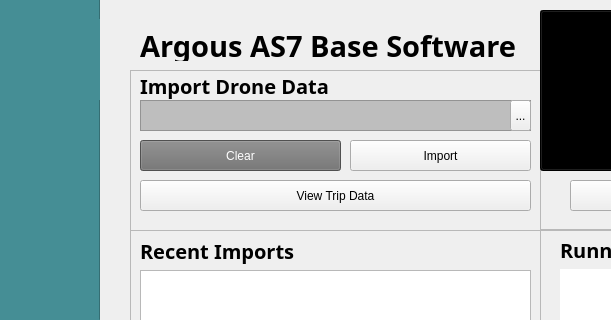
Qt form src/Win/Argous Qt code base/ArgouseBaseSoftware/homepage.ui (Wabinabi/Argos) before a commit; both pictures show x 0 to 611 and y 0 to 320 of the 800 by 492 pixel window.
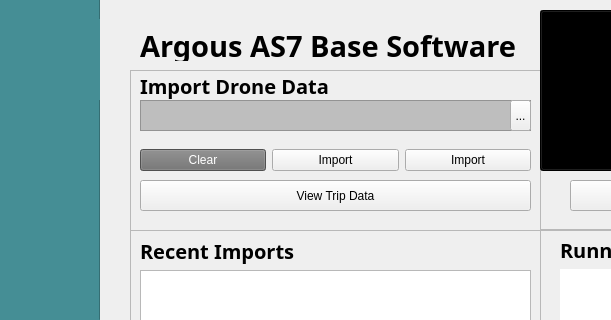
The same form after that commit. Icons and pictures are not drawn.

Commit message: ADD: Additional Export Button on Homepage

What changed in the file:
```diff
--- a/src/Win/Argous Qt code base/ArgouseBaseSoftware/homepage.ui
+++ b/src/Win/Argous Qt code base/ArgouseBaseSoftware/homepage.ui
@@ -45,19 +45,6 @@
       <string notr="true">background-color: rgb(190, 190, 190);</string>
      </property>
     </widget>
-    <widget class="QPushButton" name="ImportBtn">
-     <property name="geometry">
-      <rect>
-       <x>220</x>
-       <y>70</y>
-       <width>181</width>
-       <height>31</height>
-      </rect>
-     </property>
-     <property name="text">
-      <string>Import</string>
-     </property>
-    </widget>
     <widget class="QPushButton" name="pushButton">
      <property name="geometry">
       <rect>
@@ -107,22 +94,45 @@
       <set>Qt::AlignLeading|Qt::AlignLeft|Qt::AlignVCenter</set>
      </property>
     </widget>
-    <widget class="QPushButton" name="ImportBtn_2">
+    <widget class="QWidget" name="">
      <property name="geometry">
       <rect>
        <x>10</x>
        <y>70</y>
-       <width>201</width>
-       <height>31</height>
+       <width>391</width>
+       <height>41</height>
       </rect>
      </property>
-     <property name="styleSheet">
-      <string notr="true">background-color: rgb(112, 112, 112);
+     <layout class="QHBoxLayout" name="horizontalLayout">
+      <property name="spacing">
+       <number>6</number>
+      </property>
+      <item>
+       <widget class="QPushButton" name="ImportBtn_2">
+        <property name="styleSheet">
+         <string notr="true">background-color: rgb(112, 112, 112);
 color: rgb(255, 255, 255)</string>
-     </property>
-     <property name="text">
-      <string>Clear</string>
-     </property>
+        </property>
+        <property name="text">
+         <string>Clear</string>
+        </property>
+       </widget>
+      </item>
+      <item>
+       <widget class="QPushButton" name="ImportBtn_3">
+        <property name="text">
+         <string>Import</string>
+        </property>
+       </widget>
+      </item>
+      <item>
+       <widget class="QPushButton" name="ImportBtn">
+        <property name="text">
+         <string>Import</string>
+        </property>
+       </widget>
+      </item>
+     </layout>
     </widget>
    </widget>
    <widget class="QFrame" name="DroneVisual">
```
The commit also changes 2 other files.
